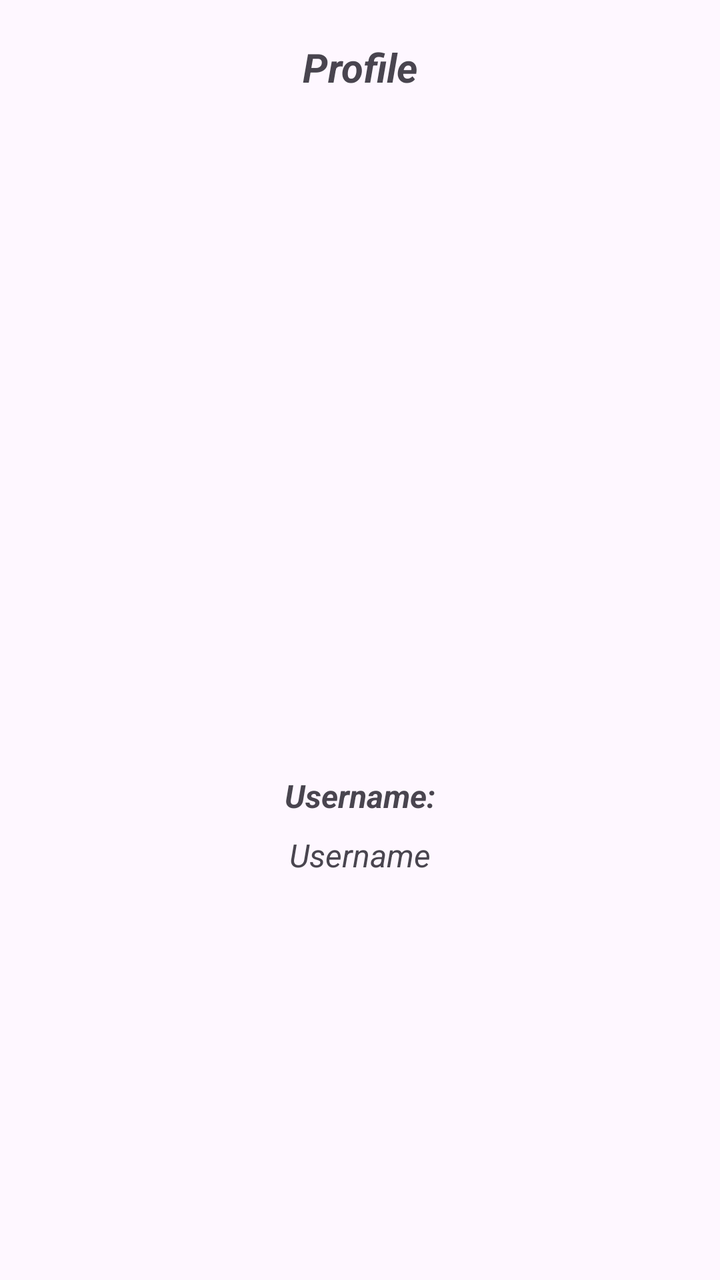
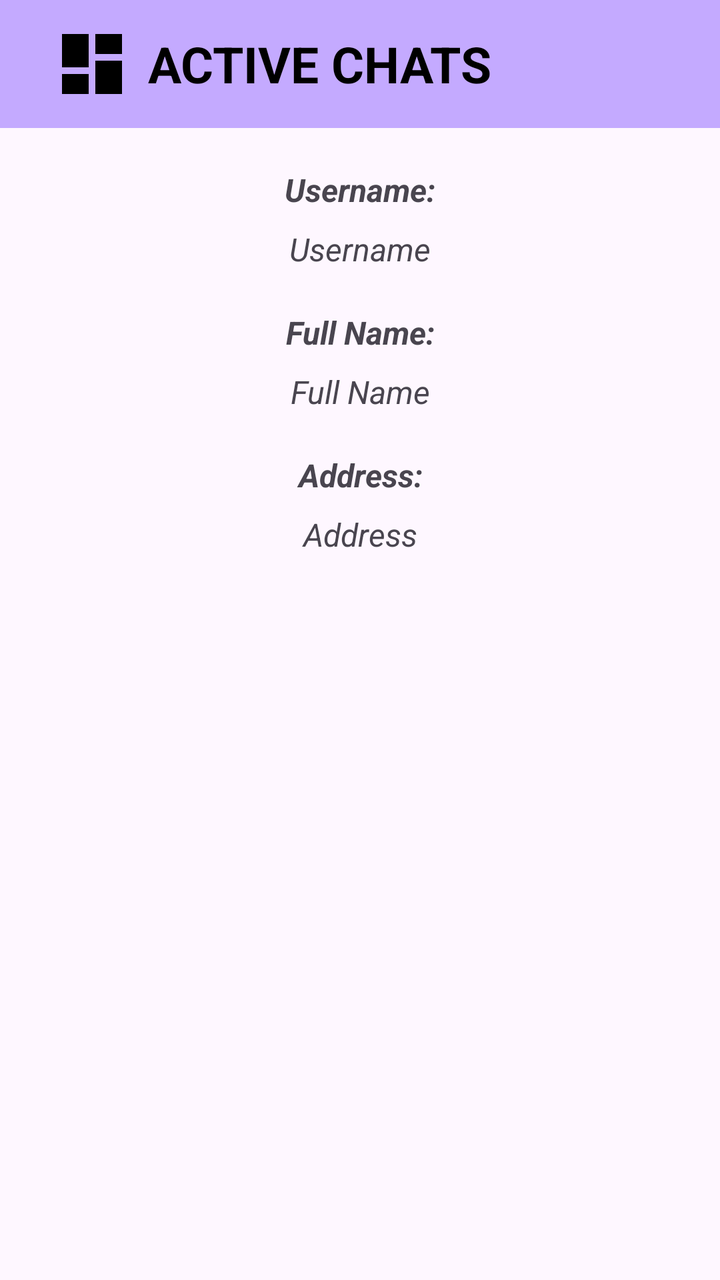

Two renders of the same Android screen: before a commit and after it. Below are the layout's source before the change and the commit's diff.
<!-- AndroidManifest.xml: application theme Theme.LocalTreasury -->
<!-- res/layout/fragment_settings.xml -->
<?xml version="1.0" encoding="utf-8"?>
<androidx.constraintlayout.widget.ConstraintLayout xmlns:android="http://schemas.android.com/apk/res/android"
    xmlns:app="http://schemas.android.com/apk/res-auto"
    xmlns:tools="http://schemas.android.com/tools"
    android:layout_width="match_parent"
    android:layout_height="match_parent"
    tools:context=".ui.settings.SettingsFragment">

    <TextView
        android:layout_width="match_parent"
        android:layout_height="wrap_content"
        android:layout_marginStart="8dp"
        android:layout_marginTop="20dp"
        android:layout_marginEnd="8dp"
        android:textAlignment="center"
        android:textSize="20sp"
        android:text="Profile"
        android:textStyle="bold|italic"
        app:layout_constraintTop_toTopOf="parent"
        app:layout_constraintEnd_toEndOf="parent"
        app:layout_constraintStart_toStartOf="parent"
        android:id="@+id/profile_text"/>

    <ImageView
        android:layout_width="match_parent"
        android:layout_height="300dp"
        android:layout_marginStart="8dp"
        android:layout_marginTop="20dp"
        android:layout_marginEnd="8dp"
        app:layout_constraintTop_toBottomOf="@id/profile_text"
        app:layout_constraintEnd_toEndOf="parent"
        app:layout_constraintStart_toStartOf="parent"
        android:id="@+id/profile_image">

    </ImageView>

    <TextView
        android:layout_width="match_parent"
        android:layout_height="wrap_content"
        android:layout_marginStart="8dp"
        android:layout_marginTop="20dp"
        android:layout_marginEnd="8dp"
        android:textAlignment="center"
        android:textSize="16sp"
        android:text="Username:"
        android:textStyle="bold|italic"
        app:layout_constraintTop_toBottomOf="@id/profile_image"
        app:layout_constraintEnd_toEndOf="parent"
        app:layout_constraintStart_toStartOf="parent"
        android:id="@+id/Username_text"/>

    <TextView
        android:layout_width="match_parent"
        android:layout_height="wrap_content"
        android:layout_marginStart="8dp"
        android:layout_marginTop="8dp"
        android:layout_marginEnd="8dp"
        android:textAlignment="center"
        android:textSize="16sp"
        android:text="Username"
        android:textStyle="italic"
        app:layout_constraintTop_toBottomOf="@id/Username_text"
        app:layout_constraintEnd_toEndOf="parent"
        app:layout_constraintStart_toStartOf="parent"
        android:id="@+id/Username_placeholder"/>


</androidx.constraintlayout.widget.ConstraintLayout>
<!-- resources referenced by this layout -->
<resources>
  <style name="Theme.LocalTreasury" parent="Theme.MaterialComponents.DayNight.DarkActionBar">
          
          <item name="colorPrimary">@color/purple_500</item>
          <item name="colorPrimaryVariant">@color/purple_700</item>
          <item name="colorOnPrimary">@color/white</item>
          
          <item name="colorSecondary">@color/teal_200</item>
          <item name="colorSecondaryVariant">@color/teal_700</item>
          <item name="colorOnSecondary">@color/black</item>
          
          <item name="android:statusBarColor">?attr/colorPrimaryVariant</item>
          
      </style>
  <color name="purple_500">#FF6200EE</color>
  <color name="purple_700">#FF3700B3</color>
  <color name="white">#FFFFFFFF</color>
  <color name="teal_200">#FF03DAC5</color>
  <color name="teal_700">#FF018786</color>
  <color name="black">#FF000000</color>
</resources>

<!-- the commit's change to res/layout/fragment_settings.xml (unified diff, before → after) -->
@@ -1,38 +1,43 @@
-<?xml version="1.0" encoding="utf-8"?>
-<androidx.constraintlayout.widget.ConstraintLayout xmlns:android="http://schemas.android.com/apk/res/android"
+<LinearLayout xmlns:android="http://schemas.android.com/apk/res/android"
+    xmlns:tools="http://schemas.android.com/tools"
     xmlns:app="http://schemas.android.com/apk/res-auto"
-    xmlns:tools="http://schemas.android.com/tools"
     android:layout_width="match_parent"
     android:layout_height="match_parent"
-    tools:context=".ui.settings.SettingsFragment">
-
-    <TextView
+    android:orientation="vertical"
+    tools:context=".ui.settings.SettingsFragment">>
+    <androidx.appcompat.widget.Toolbar
+        android:id="@+id/toolbar"
         android:layout_width="match_parent"
         android:layout_height="wrap_content"
-        android:layout_marginStart="8dp"
-        android:layout_marginTop="20dp"
-        android:layout_marginEnd="8dp"
-        android:textAlignment="center"
-        android:textSize="20sp"
-        android:text="Profile"
-        android:textStyle="bold|italic"
-        app:layout_constraintTop_toTopOf="parent"
-        app:layout_constraintEnd_toEndOf="parent"
-        app:layout_constraintStart_toStartOf="parent"
-        android:id="@+id/profile_text"/>
-
-    <ImageView
-        android:layout_width="match_parent"
-        android:layout_height="300dp"
-        android:layout_marginStart="8dp"
-        android:layout_marginTop="20dp"
-        android:layout_marginEnd="8dp"
-        app:layout_constraintTop_toBottomOf="@id/profile_text"
-        app:layout_constraintEnd_toEndOf="parent"
-        app:layout_constraintStart_toStartOf="parent"
-        android:id="@+id/profile_image">
-
-    </ImageView>
+        android:background="@color/topBackground"
+        app:popupTheme="@style/ThemeOverlay.AppCompat.Dark.ActionBar"
+        app:layout_constraintTop_toTopOf="parent">
+        <RelativeLayout
+            android:layout_width="match_parent"
+            android:layout_height="match_parent">
+            
+            <ImageView
+                android:id="@+id/toolbar_logo"
+                android:layout_width="40dp"
+                android:layout_height="40dp"
+                android:layout_alignParentStart="true"
+                android:layout_centerVertical="true"
+                android:layout_marginStart="10dp"
+                android:src="@drawable/ic_dashboard_black_24dp" />
+            
+            <TextView
+                android:id="@+id/toolbar_title"
+                android:layout_width="wrap_content"
+                android:layout_height="wrap_content"
+                android:layout_toEndOf="@id/toolbar_logo"
+                android:layout_centerVertical="true"
+                android:layout_marginStart="8dp"
+                android:text="ACTIVE CHATS"
+                android:textColor="@color/HeadingText"
+                android:textSize="25sp"
+                android:textStyle="bold" />
+        </RelativeLayout>
+    </androidx.appcompat.widget.Toolbar>
 
     <TextView
         android:layout_width="match_parent"
@@ -44,9 +49,6 @@
         android:textSize="16sp"
         android:text="Username:"
         android:textStyle="bold|italic"
-        app:layout_constraintTop_toBottomOf="@id/profile_image"
-        app:layout_constraintEnd_toEndOf="parent"
-        app:layout_constraintStart_toStartOf="parent"
         android:id="@+id/Username_text"/>
 
     <TextView
@@ -59,10 +61,53 @@
         android:textSize="16sp"
         android:text="Username"
         android:textStyle="italic"
-        app:layout_constraintTop_toBottomOf="@id/Username_text"
-        app:layout_constraintEnd_toEndOf="parent"
-        app:layout_constraintStart_toStartOf="parent"
         android:id="@+id/Username_placeholder"/>
 
+    <TextView
+        android:layout_width="match_parent"
+        android:layout_height="wrap_content"
+        android:layout_marginStart="8dp"
+        android:layout_marginTop="20dp"
+        android:layout_marginEnd="8dp"
+        android:textAlignment="center"
+        android:textSize="16sp"
+        android:text="Full Name:"
+        android:textStyle="bold|italic"
+        android:id="@+id/Full_Name_text"/>
 
-</androidx.constraintlayout.widget.ConstraintLayout>
+    <TextView
+        android:layout_width="match_parent"
+        android:layout_height="wrap_content"
+        android:layout_marginStart="8dp"
+        android:layout_marginTop="8dp"
+        android:layout_marginEnd="8dp"
+        android:textAlignment="center"
+        android:textSize="16sp"
+        android:text="Full Name"
+        android:textStyle="italic"
+        android:id="@+id/Full_Name_placeholder"/>
+
+    <TextView
+        android:layout_width="match_parent"
+        android:layout_height="wrap_content"
+        android:layout_marginStart="8dp"
+        android:layout_marginTop="20dp"
+        android:layout_marginEnd="8dp"
+        android:textAlignment="center"
+        android:textSize="16sp"
+        android:text="Address:"
+        android:textStyle="bold|italic"
+        android:id="@+id/Address_text"/>
+
+    <TextView
+        android:layout_width="match_parent"
+        android:layout_height="wrap_content"
+        android:layout_marginStart="8dp"
+        android:layout_marginTop="8dp"
+        android:layout_marginEnd="8dp"
+        android:textAlignment="center"
+        android:textSize="16sp"
+        android:text="Address"
+        android:textStyle="italic"
+        android:id="@+id/Address_placeholder"/>
+</LinearLayout>
<!-- resource entries referenced after the edit -->
@@ -1,5 +1,17 @@
 <!-- resources referenced by this layout -->
 <resources>
+  <color name="HeadingText">#000000</color>
+  <color name="topBackground">#C4AAFF</color>
+  <!-- drawable ic_dashboard_black_24dp (drawable) -->
+  <vector xmlns:android="http://schemas.android.com/apk/res/android"
+      android:width="24dp"
+      android:height="24dp"
+      android:viewportWidth="24.0"
+      android:viewportHeight="24.0">
+      <path
+          android:fillColor="#FF000000"
+          android:pathData="M3,13h8L11,3L3,3v10zM3,21h8v-6L3,15v6zM13,21h8L21,11h-8v10zM13,3v6h8L21,3h-8z" />
+  </vector>
   <style name="Theme.LocalTreasury" parent="Theme.MaterialComponents.DayNight.DarkActionBar">
           
           <item name="colorPrimary">@color/purple_500</item>
